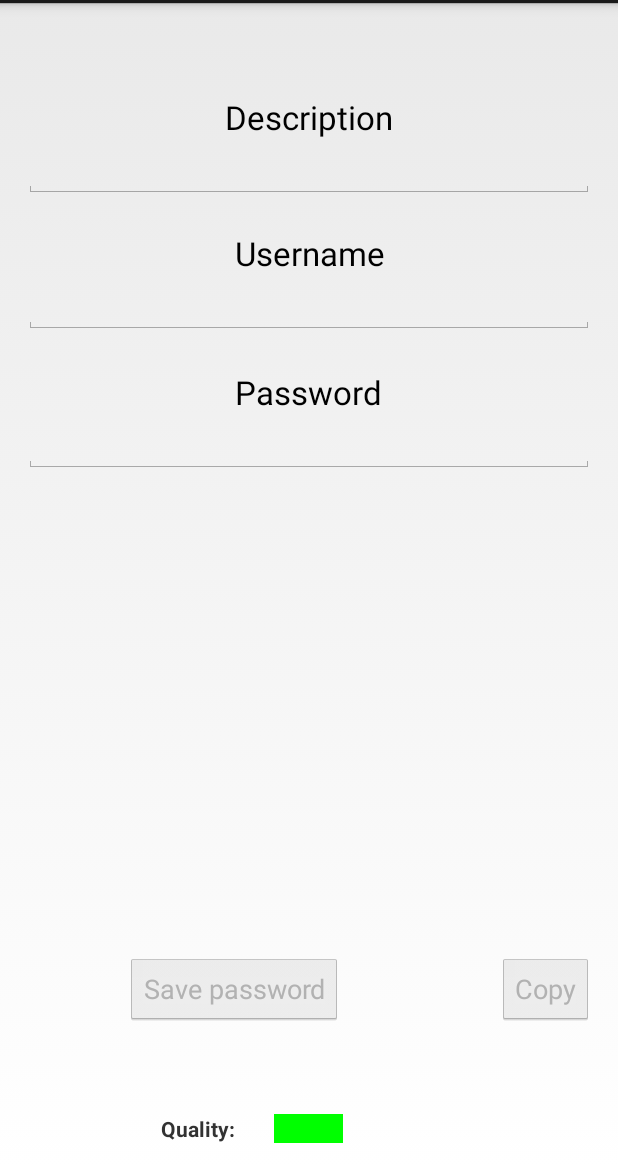
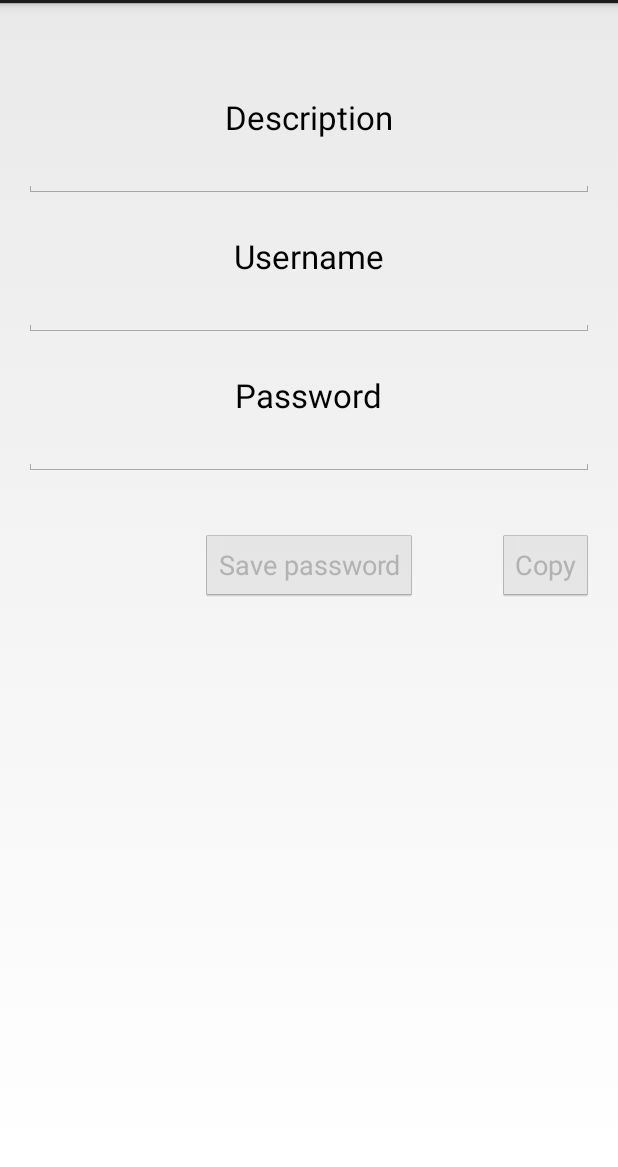
Before and after one commit to MrXXX92/pwsafe, an Android app: the NewPasswordActivity screen opened directly, with no data from a screen before it, on a phone screen of 412 x 824 dp, the part 69-1236 px from its top. Run offline under Robolectric (Android 15) with nearby library versions, the light colour scheme and no system bars.

Commit message:
- Quality-Ampel entfernt - Copy-Button mit Leben gefüllt - formatiert, refaktoriert

```diff
--- a/app/src/main/java/teamschwarz/pwsafe/NewPasswordActivity.java
+++ b/app/src/main/java/teamschwarz/pwsafe/NewPasswordActivity.java
@@ -1,6 +1,9 @@
 package teamschwarz.pwsafe;
 
 import android.app.Activity;
+import android.content.ClipData;
+import android.content.ClipboardManager;
+import android.content.Context;
 import android.content.Intent;
 import android.os.Bundle;
 import android.support.v4.app.NavUtils;
@@ -14,9 +17,6 @@ import android.widget.EditText;
 import android.widget.TextView;
 import android.widget.Toast;
 
-import java.util.ArrayList;
-import java.util.List;
-
 
 public class NewPasswordActivity extends Activity {
 
@@ -24,8 +24,7 @@ public class NewPasswordActivity extends Activity {
     EditText newUsername;
     EditText newPassword;
     Button saveButton;
-    List<PasswordItem> passwords = new ArrayList<PasswordItem>();
-    int position = -1;
+    private Button copyButton;
 
     @Override
     protected void onCreate(Bundle savedInstanceState) {
@@ -54,21 +53,22 @@ public class NewPasswordActivity extends Activity {
         }
 
         newUsername = (EditText) findViewById(R.id.editTextNewUsername);
-        //falls eine Beschreibung übergeben wurde, diese auch anzeigen
+        //falls ein Username übergeben wurde, diesen auch anzeigen
         if (username != null && !username.isEmpty()) {
             newUsername.setText(username);
         }
 
         newPassword = (EditText) findViewById(R.id.editTextNewPassword);
-        //falls ein Passwort übergeben wurde, diese auch anzeigen
+        //falls ein Passwort übergeben wurde, dieses auch anzeigen
         if (password != null && !password.isEmpty()) {
             newPassword.setText(password);
         }
 
-        //Save-Button Detail-Maske initial klickbar
+        //Save- und Copy-Button in Detail-Maske initial klickbar
         saveButton = (Button) findViewById(R.id.buttonSave);
         saveButton.setEnabled(isValidPasswordItem());
-
+        copyButton = (Button) findViewById(R.id.buttonCopy);
+        copyButton.setEnabled(isPasswordFilled());
 
         newDescription.addTextChangedListener(new TextWatcher() {
             @Override
@@ -109,7 +109,9 @@ public class NewPasswordActivity extends Activity {
 
             @Override
             public void onTextChanged(CharSequence s, int start, int before, int count) {
+                //Buttons nur klickbar, wenn das eingegebene Passwort valide ist
                 saveButton.setEnabled(isValidPasswordItem());
+                copyButton.setEnabled(isPasswordFilled());
             }
 
             @Override
@@ -124,7 +126,7 @@ public class NewPasswordActivity extends Activity {
                         newUsername.getText().toString(),
                         newPassword.getText().toString());
 
-                if (position == -1l){
+                if (position == -1l) {
                     //Keine Position übergeben -> neues Passwort
                     // hinzufügen
                     PasswordlistActivity.passwords.add(currentItem);
@@ -148,17 +150,33 @@ public class NewPasswordActivity extends Activity {
                 }
 
                 //Der Einfachheit halber wird die XML-Datei bei jedem neuen Passwort komplett neu geschrieben
-                if (!XMLParser.writeXML(PasswordlistActivity.passwords)){
+                if (!XMLParser.writeXML(PasswordlistActivity.passwords)) {
                     Toast.makeText(getApplicationContext(), "Could not write file to external storage", Toast.LENGTH_SHORT).show();
                 }
+            }
+        });
+
+        copyButton.setOnClickListener(new View.OnClickListener() {
+            @Override
+            public void onClick(View v) {
+                //Aktuell eingegebenes Passwort kopieren
+                String password = newPassword.getText().toString();
+
+                ClipboardManager clipboard = (ClipboardManager) getSystemService(Context.CLIPBOARD_SERVICE);
+                ClipData clip = ClipData.newPlainText("password", password);
+                clipboard.setPrimaryClip(clip);
             }
         });
     }
 
     private boolean isValidPasswordItem() {
         return (String.valueOf(newDescription.getText()).trim().length() > 0) &&
-                (String.valueOf(newUsername.getText()).trim().length() > 0)&&
+                (String.valueOf(newUsername.getText()).trim().length() > 0) &&
                 (String.valueOf(newPassword.getText()).trim().length() > 0);
+    }
+
+    private boolean isPasswordFilled() {
+        return (String.valueOf(newPassword.getText()).trim().length() > 0);
     }
 
     @Override
--- a/app/src/main/res/layout/activity_new_password.xml
+++ b/app/src/main/res/layout/activity_new_password.xml
@@ -35,7 +35,25 @@
         android:inputType="text"
         android:layout_width="match_parent"
         android:layout_height="wrap_content"
-        android:layout_below="@+id/textViewNewDescription"
+        android:layout_below="@id/textViewNewDescription"
+        android:layout_alignParentRight="true" />
+
+    <TextView
+        android:id="@+id/textViewNewUsername"
+        android:text="Username"
+        android:layout_width="wrap_content"
+        android:layout_height="wrap_content"
+        android:textAppearance="?android:attr/textAppearanceLarge"
+        android:layout_below="@id/editTextNewDescription"
+        android:layout_centerHorizontal="true"
+        android:layout_marginTop="24dp" />
+
+    <EditText
+        android:id="@+id/editTextNewUsername"
+        android:inputType="text"
+        android:layout_width="match_parent"
+        android:layout_height="wrap_content"
+        android:layout_below="@id/textViewNewUsername"
         android:layout_alignParentRight="true" />
 
     <TextView
@@ -46,7 +64,7 @@
         android:text="@string/password"
         android:layout_gravity="center_horizontal"
         android:layout_marginTop="24dp"
-        android:layout_below="@+id/editTextNewUsername"
+        android:layout_below="@id/editTextNewUsername"
         android:layout_centerHorizontal="true" />
 
     <EditText
@@ -54,65 +72,26 @@
         android:inputType="textPassword"
         android:layout_width="match_parent"
         android:layout_height="wrap_content"
-        android:layout_below="@+id/textViewNewPassword"
+        android:layout_below="@id/textViewNewPassword"
         android:layout_alignParentLeft="true" />
 
     <Button
         android:id="@+id/buttonSave"
+        android:text="Save password"
+        android:enabled="false"
         android:layout_width="wrap_content"
         android:layout_height="wrap_content"
-        android:text="Save password"
-        android:enabled="false"
-        android:layout_marginBottom="59dp"
-        android:layout_above="@+id/textViewQuality"
-        android:layout_alignRight="@+id/picQuality" />
+        android:layout_marginTop="35dp"
+        android:layout_centerHorizontal="true"
+        android:layout_below="@id/editTextNewPassword" />
 
     <Button
         android:id="@+id/buttonCopy"
+        android:text="Copy"
+        android:enabled="false"
         android:layout_width="wrap_content"
         android:layout_height="wrap_content"
-        android:text="Copy"
-        android:enabled="false"
-        android:layout_alignTop="@+id/buttonSave"
-        android:layout_alignRight="@+id/editTextNewPassword" />
-
-    <TextView
-        android:id="@+id/textViewQuality"
-        android:textStyle="bold"
-        android:text="@string/quality"
-        android:layout_width="wrap_content"
-        android:layout_height="wrap_content"
-        android:layout_gravity="center_horizontal"
-        android:layout_alignParentBottom="true"
-        android:layout_toLeftOf="@+id/textViewNewPassword" />
-
-    <TextView
-        android:id="@+id/picQuality"
-        android:layout_width="wrap_content"
-        android:layout_height="wrap_content"
-        android:layout_gravity="center_horizontal"
-        android:text="@string/quality"
-        android:textColor="#00ff00"
-        android:background="#00ff00"
-        android:layout_alignParentBottom="true"
-        android:layout_centerHorizontal="true" />
-
-    <TextView
-        android:layout_width="wrap_content"
-        android:layout_height="wrap_content"
-        android:textAppearance="?android:attr/textAppearanceLarge"
-        android:text="Username"
-        android:id="@+id/textViewNewUsername"
-        android:layout_below="@+id/editTextNewDescription"
-        android:layout_alignLeft="@+id/textViewNewPassword"
-        android:layout_marginTop="22dp" />
-
-    <EditText
-        android:id="@+id/editTextNewUsername"
-        android:inputType="text"
-        android:layout_width="match_parent"
-        android:layout_height="wrap_content"
-        android:layout_below="@+id/textViewNewUsername"
-        android:layout_alignParentRight="true" />
+        android:layout_alignTop="@id/buttonSave"
+        android:layout_alignRight="@id/editTextNewPassword" />
 
 </RelativeLayout>
```
